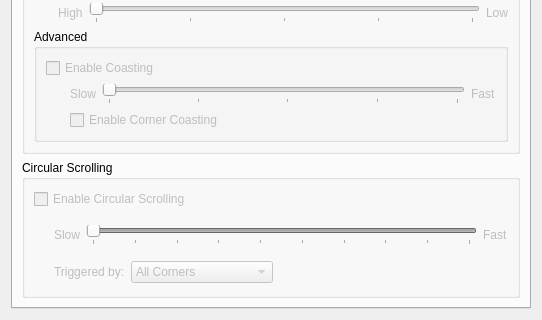
Qt form kcmtouchpadwidget.ui (mishaaq/kcm_touchpad) before a commit; both pictures show x 0 to 542 and y 202 to 522 of the 542 by 522 pixel window.
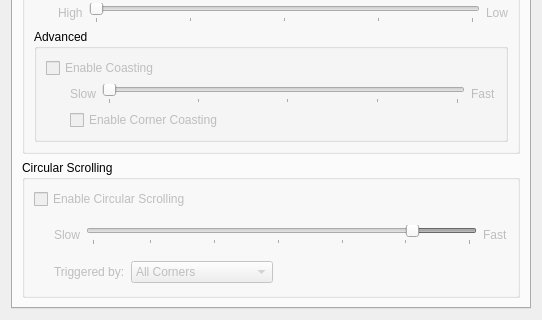
The same form after that commit. The open tabs and pages were chosen to show the change. Custom widgets are drawn as their Qt base class.

Commit message:
Circular Scroll: Fix scale of speed slider.
The circular scroll delta is measured in radians but the slider for this
parameter had a range of 30 to 300 which is way out. This changes the
slider values to represent degrees between scroll events (in the range 1
to 60), and converts into radians before storing in config or setting
the touchpad parameter.

What changed in the file:
```diff
--- a/kcmtouchpadwidget.ui
+++ b/kcmtouchpadwidget.ui
@@ -796,19 +796,19 @@
                <string>Move angle (radians) of finger to generate a scroll event.</string>
               </property>
               <property name="minimum">
-               <number>30</number>
+               <number>1</number>
               </property>
               <property name="maximum">
-               <number>300</number>
+               <number>60</number>
               </property>
               <property name="singleStep">
                <number>30</number>
               </property>
               <property name="pageStep">
-               <number>60</number>
+               <number>10</number>
               </property>
               <property name="value">
-               <number>300</number>
+               <number>10</number>
               </property>
               <property name="orientation">
                <enum>Qt::Horizontal</enum>
@@ -823,7 +823,7 @@
                <enum>QSlider::TicksBelow</enum>
               </property>
               <property name="tickInterval">
-               <number>30</number>
+               <number>10</number>
               </property>
              </widget>
             </item>
```
Left out of the diff: 2 changed lines with no effect on the pictures. The commit also changes 1 other file.
